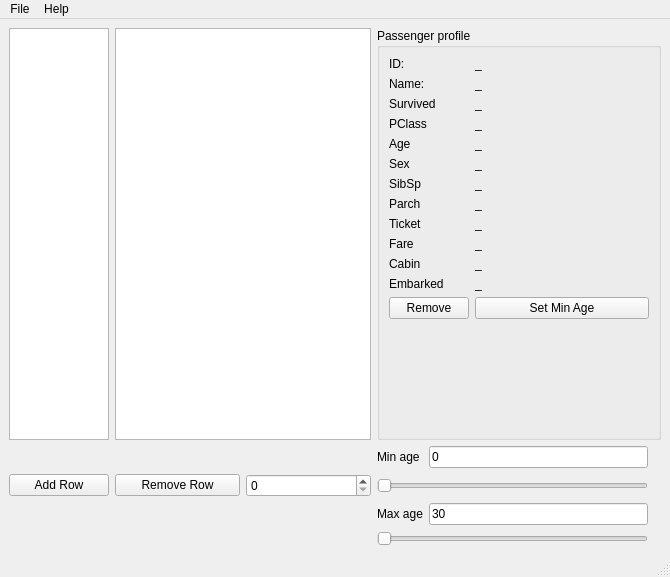
Old version of the form src/ex_modelview/mainwindow.ui in the repository dsba-z/week17cpp2022-modelview.
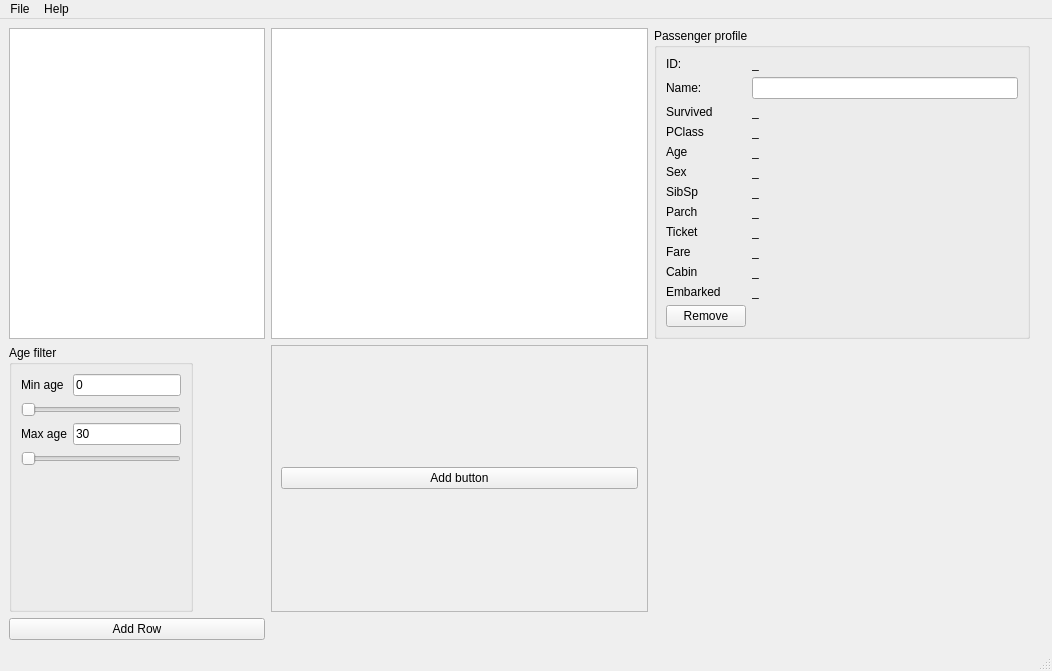
New version of the form.

The edit to the form file:
```diff
--- a/src/ex_modelview/mainwindow.ui
+++ b/src/ex_modelview/mainwindow.ui
@@ -6,8 +6,8 @@
    <rect>
     <x>0</x>
     <y>0</y>
-    <width>670</width>
-    <height>577</height>
+    <width>1052</width>
+    <height>671</height>
    </rect>
   </property>
   <property name="windowTitle">
@@ -15,71 +15,130 @@
   </property>
   <widget class="QWidget" name="centralwidget">
    <layout class="QGridLayout" name="gridLayout">
-    <item row="3" column="0">
-     <widget class="QPushButton" name="pushButtonAddRow">
-      <property name="text">
-       <string>Add Row</string>
+    <item row="2" column="0">
+     <widget class="QGroupBox" name="groupBox_2">
+      <property name="sizePolicy">
+       <sizepolicy hsizetype="Maximum" vsizetype="Preferred">
+        <horstretch>0</horstretch>
+        <verstretch>0</verstretch>
+       </sizepolicy>
       </property>
-     </widget>
-    </item>
-    <item row="4" column="3">
-     <widget class="QLabel" name="label_2">
-      <property name="text">
-       <string>Max age</string>
+      <property name="title">
+       <string>Age filter</string>
       </property>
-     </widget>
-    </item>
-    <item row="0" column="1" colspan="2">
-     <widget class="QTableView" name="tableView"/>
-    </item>
-    <item row="3" column="1">
-     <widget class="QPushButton" name="pushButtonRemoveRow">
-      <property name="text">
-       <string>Remove Row</string>
-      </property>
-     </widget>
-    </item>
-    <item row="1" column="3">
-     <widget class="QLabel" name="label">
-      <property name="text">
-       <string>Min age</string>
-      </property>
-     </widget>
-    </item>
-    <item row="3" column="2">
-     <widget class="QSpinBox" name="spinBoxRemove"/>
-    </item>
-    <item row="1" column="5">
-     <widget class="QLabel" name="label_3">
-      <property name="text">
-       <string/>
-      </property>
+      <layout class="QFormLayout" name="formLayout_2">
+       <item row="4" column="0">
+        <widget class="QLabel" name="maxAgeLabel">
+         <property name="text">
+          <string>Max age</string>
+         </property>
+        </widget>
+       </item>
+       <item row="1" column="0">
+        <widget class="QLabel" name="minAgeLabel">
+         <property name="text">
+          <string>Min age</string>
+         </property>
+        </widget>
+       </item>
+       <item row="1" column="1">
+        <widget class="QLineEdit" name="minAgeLineEdit">
+         <property name="sizePolicy">
+          <sizepolicy hsizetype="Preferred" vsizetype="Fixed">
+           <horstretch>0</horstretch>
+           <verstretch>0</verstretch>
+          </sizepolicy>
+         </property>
+         <property name="text">
+          <string>0</string>
+         </property>
+        </widget>
+       </item>
+       <item row="4" column="1">
+        <widget class="QLineEdit" name="maxAgeLineEdit">
+         <property name="sizePolicy">
+          <sizepolicy hsizetype="Preferred" vsizetype="Fixed">
+           <horstretch>0</horstretch>
+           <verstretch>0</verstretch>
+          </sizepolicy>
+         </property>
+         <property name="text">
+          <string>30</string>
+         </property>
+        </widget>
+       </item>
+       <item row="2" column="0" colspan="2">
+        <widget class="QSlider" name="minAgeSlider">
+         <property name="sizePolicy">
+          <sizepolicy hsizetype="Preferred" vsizetype="Fixed">
+           <horstretch>0</horstretch>
+           <verstretch>0</verstretch>
+          </sizepolicy>
+         </property>
+         <property name="orientation">
+          <enum>Qt::Horizontal</enum>
+         </property>
+        </widget>
+       </item>
+       <item row="6" column="0" colspan="2">
+        <widget class="QSlider" name="maxAgeSlider">
+         <property name="sizePolicy">
+          <sizepolicy hsizetype="Preferred" vsizetype="Fixed">
+           <horstretch>0</horstretch>
+           <verstretch>0</verstretch>
+          </sizepolicy>
+         </property>
+         <property name="orientation">
+          <enum>Qt::Horizontal</enum>
+         </property>
+        </widget>
+       </item>
+      </layout>
      </widget>
     </item>
     <item row="0" column="0">
      <widget class="QListView" name="listView">
       <property name="sizePolicy">
-       <sizepolicy hsizetype="Fixed" vsizetype="Expanding">
+       <sizepolicy hsizetype="Maximum" vsizetype="Expanding">
         <horstretch>0</horstretch>
         <verstretch>0</verstretch>
        </sizepolicy>
       </property>
       <property name="minimumSize">
        <size>
-        <width>100</width>
+        <width>0</width>
         <height>0</height>
        </size>
       </property>
       <property name="maximumSize">
        <size>
-        <width>100</width>
+        <width>16777215</width>
         <height>16777215</height>
        </size>
       </property>
      </widget>
     </item>
-    <item row="0" column="3" colspan="3">
+    <item row="5" column="0">
+     <widget class="QPushButton" name="pushButtonAddRow">
+      <property name="text">
+       <string>Add Row</string>
+      </property>
+     </widget>
+    </item>
+    <item row="0" column="2">
      <widget class="QGroupBox" name="groupBox">
+      <property name="sizePolicy">
+       <sizepolicy hsizetype="Expanding" vsizetype="Preferred">
+        <horstretch>0</horstretch>
+        <verstretch>0</verstretch>
+       </sizepolicy>
+      </property>
+      <property name="maximumSize">
+       <size>
+        <width>700</width>
+        <height>16777215</height>
+       </size>
+      </property>
       <property name="title">
        <string>Passenger profile</string>
       </property>
@@ -105,13 +164,6 @@
          </property>
         </widget>
        </item>
-       <item row="1" column="1">
-        <widget class="QLabel" name="labelNameData">
-         <property name="text">
-          <string>_</string>
-         </property>
-        </widget>
-       </item>
        <item row="2" column="0">
         <widget class="QLabel" name="labelSurvived">
          <property name="text">
@@ -252,49 +304,70 @@
          </property>
         </widget>
        </item>
-       <item row="12" column="1">
-        <widget class="QPushButton" name="minAgeButton">
-         <property name="text">
-          <string>Set Min Age</string>
-         </property>
-        </widget>
-       </item>
        <item row="12" column="0">
-        <widget class="QPushButton" name="pushButtonRemoveRow_4">
+        <widget class="QPushButton" name="pushButtonRemoveRow">
          <property name="text">
           <string>Remove</string>
          </property>
         </widget>
        </item>
+       <item row="1" column="1">
+        <widget class="QLineEdit" name="lineEditName">
+         <property name="sizePolicy">
+          <sizepolicy hsizetype="Expanding" vsizetype="Fixed">
+           <horstretch>0</horstretch>
+           <verstretch>0</verstretch>
+          </sizepolicy>
+         </property>
+         <property name="cursorMoveStyle">
+          <enum>Qt::LogicalMoveStyle</enum>
+         </property>
+        </widget>
+       </item>
       </layout>
      </widget>
     </item>
-    <item row="1" column="4">
-     <widget class="QLineEdit" name="lineEdit">
+    <item row="5" column="6">
+     <widget class="QLabel" name="label_3">
       <property name="text">
-       <string>0</string>
+       <string/>
       </property>
      </widget>
     </item>
-    <item row="4" column="4">
-     <widget class="QLineEdit" name="lineEdit_2">
-      <property name="text">
-       <string>30</string>
+    <item row="0" column="1">
+     <widget class="QTableView" name="tableView">
+      <property name="sizePolicy">
+       <sizepolicy hsizetype="Expanding" vsizetype="Expanding">
+        <horstretch>0</horstretch>
+        <verstretch>0</verstretch>
+       </sizepolicy>
       </property>
      </widget>
     </item>
-    <item row="5" column="3" colspan="2">
-     <widget class="QSlider" name="horizontalSlider_2">
-      <property name="orientation">
-       <enum>Qt::Horizontal</enum>
+    <item row="2" column="1">
+     <widget class="QScrollArea" name="scrollArea">
+      <property name="widgetResizable">
+       <bool>true</bool>
       </property>
-     </widget>
-    </item>
-    <item row="3" column="3" colspan="2">
-     <widget class="QSlider" name="horizontalSlider">
-      <property name="orientation">
-       <enum>Qt::Horizontal</enum>
-      </property>
+      <widget class="QWidget" name="scrollAreaWidgetContents">
+       <property name="geometry">
+        <rect>
+         <x>0</x>
+         <y>0</y>
+         <width>375</width>
+         <height>178</height>
+        </rect>
+       </property>
+       <layout class="QVBoxLayout" name="verticalLayout">
+        <item>
+         <widget class="QPushButton" name="addButton">
+          <property name="text">
+           <string>Add button</string>
+          </property>
+         </widget>
+        </item>
+       </layout>
+      </widget>
      </widget>
     </item>
    </layout>
@@ -304,7 +377,7 @@
     <rect>
      <x>0</x>
      <y>0</y>
-     <width>670</width>
+     <width>1052</width>
      <height>30</height>
     </rect>
    </property>
```
